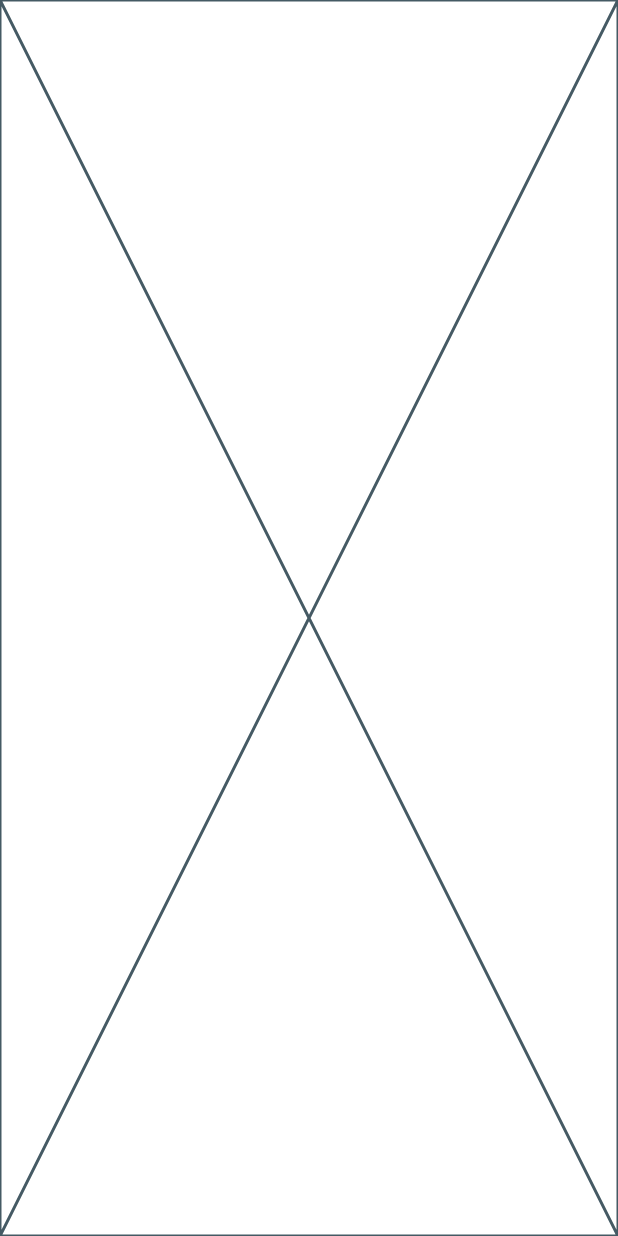
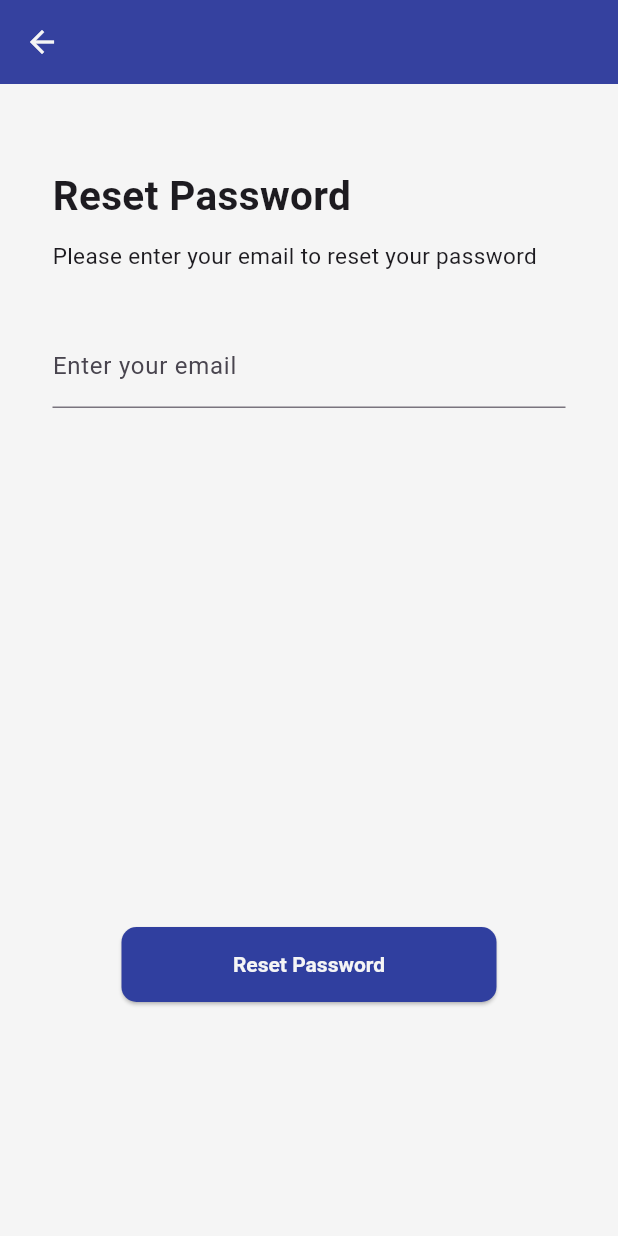
Before and after one commit to nqianhuiii/CSExplorer, a Flutter app: the screen it shows after launch, after a tap on "Forgot Password?", on a phone screen of 412 x 824 dp. Run offline on Flutter 3.47's test engine with Material 3 defaults, Android fonts, the phone set to English and light mode, and no system bars; our stand-ins replace cloud_firestore, firebase_auth, firebase_core, flutter_rating_bar; accounts and stored records are empty.

Commit message:
Forgot password application

```diff
--- a/lib/presentation/screens/Authentication/forgot_password.dart
+++ b/lib/presentation/screens/Authentication/forgot_password.dart
@@ -1,3 +1,6 @@
+import 'package:csexplorer/service/Validator.dart';
+import 'package:csexplorer/service/authService.dart';
+import 'package:firebase_auth/firebase_auth.dart';
 import 'package:flutter/material.dart';
 
 class ForgotPassword extends StatefulWidget {
@@ -8,8 +11,132 @@ class ForgotPassword extends StatefulWidget {
 }
 
 class _ForgotPasswordState extends State<ForgotPassword> {
+  final AuthService _authService = AuthService();
+
+  final _formkey = GlobalKey<FormState>();
+  TextEditingController emailController = TextEditingController();
+  TextEditingController passwordController = TextEditingController();
+
   @override
   Widget build(BuildContext context) {
-    return const Placeholder();
+    return Scaffold(
+      appBar: AppBar(
+        leading: Builder(
+          builder: (BuildContext context) {
+            return IconButton(
+              icon: const Icon(
+                Icons.arrow_back,
+                color: Color.fromRGBO(245, 245, 245, 1),
+              ),
+              onPressed: () {
+                Scaffold.of(context).openDrawer();
+              },
+            );
+          },
+        ),
+        elevation: 4,
+        backgroundColor: Colors.indigo[700],
+      ),
+      body: Form(
+        key: _formkey,
+        child: Column(
+          crossAxisAlignment: CrossAxisAlignment.start,
+          mainAxisAlignment: MainAxisAlignment.start,
+          children: [
+            const SizedBox(
+              height: 50,
+            ),
+            const Padding(
+              padding: EdgeInsets.symmetric(horizontal: 35, vertical: 5),
+              child: Text(
+                "Reset Password",
+                textAlign: TextAlign.left,
+                style: TextStyle(fontWeight: FontWeight.bold, fontSize: 27),
+              ),
+            ),
+            const Padding(
+              padding: EdgeInsets.symmetric(horizontal: 35, vertical: 5),
+              child: Text(
+                "Please enter your email to reset your password",
+                textAlign: TextAlign.left,
+                style: TextStyle(fontSize: 15),
+              ),
+            ),
+            Padding(
+              padding: const EdgeInsets.symmetric(horizontal: 35, vertical: 30),
+              child: TextFormField(
+                controller: emailController,
+                decoration: const InputDecoration(
+                  hintText: 'name@email.com',
+                  labelText: 'Enter your email',
+                ),
+                validator: (value) => Validator.validateEmail(value!),
+              ),
+            ),
+            const SizedBox(
+              height: 300,
+            ),
+            Padding(
+              padding: const EdgeInsets.symmetric(horizontal: 8, vertical: 16),
+              child: Center(
+                child: SizedBox(
+                  height: 50,
+                  width: 250,
+                  child: ElevatedButton(
+                    onPressed: () async {
+                      if (_formkey.currentState!.validate()) {
+                        String email = emailController.text;
+                        resetPassword(email);
+                      } else {
+                        ScaffoldMessenger.of(context).showSnackBar(
+                            const SnackBar(content: Text('Please fill input')));
+                      }
+                    },
+                    style: ElevatedButton.styleFrom(
+                      textStyle: const TextStyle(
+                        fontWeight: FontWeight.bold,
+                      ),
+                      foregroundColor: Colors.grey[100],
+                      backgroundColor: Colors.indigo[700],
+                      shape: const RoundedRectangleBorder(
+                        borderRadius: BorderRadius.all(Radius.circular(10)),
+                      ),
+                    ),
+                    child: const Text('Reset Password'),
+                  ),
+                ),
+              ),
+            ),
+          ],
+        ),
+      ),
+    );
+  }
+
+  void resetPassword(String email) async {
+    const CircularProgressIndicator();
+    if (_formkey.currentState!.validate()) {
+      try {
+        await _authService.resetPassword(email);
+        // ignore: use_build_context_synchronously
+        ScaffoldMessenger.of(context).showSnackBar(
+            const SnackBar(content: Text('Password Reset Email Sent')));
+        routeReset();
+      } on FirebaseAuthException catch (e) {
+        print(e);
+        // ignore: use_build_context_synchronously
+        ScaffoldMessenger.of(context)
+            .showSnackBar(const SnackBar(content: Text('Invalid Email')));
+      }
+    }
+  }
+
+  void routeReset() {
+    /* Navigator.push(
+      context,
+      MaterialPageRoute(
+        builder: (context) => const ProfilePage(),
+      ),
+    ); */
   }
 }
--- a/lib/service/authService.dart
+++ b/lib/service/authService.dart
@@ -51,4 +51,12 @@ class AuthService {
   Future<void> logOut() async {
     await _auth.signOut();
   }
+
+  Future<void> resetPassword(String email) async {
+    try {
+      await _auth.sendPasswordResetEmail(email: email);
+    } catch (e) {
+      print('Unseccessful password update');
+    }
+  }
 }
```
Also changed, not shown: lib/presentation/screens/Profile/profile_new.dart (deleted, +0 -98 lines).
